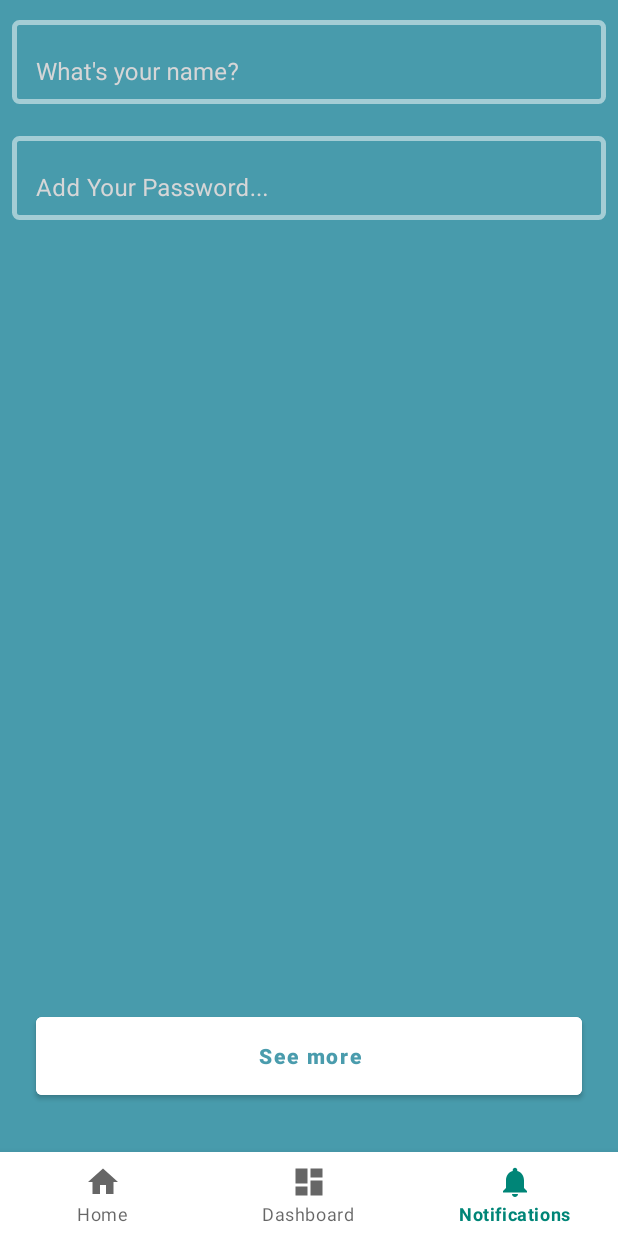
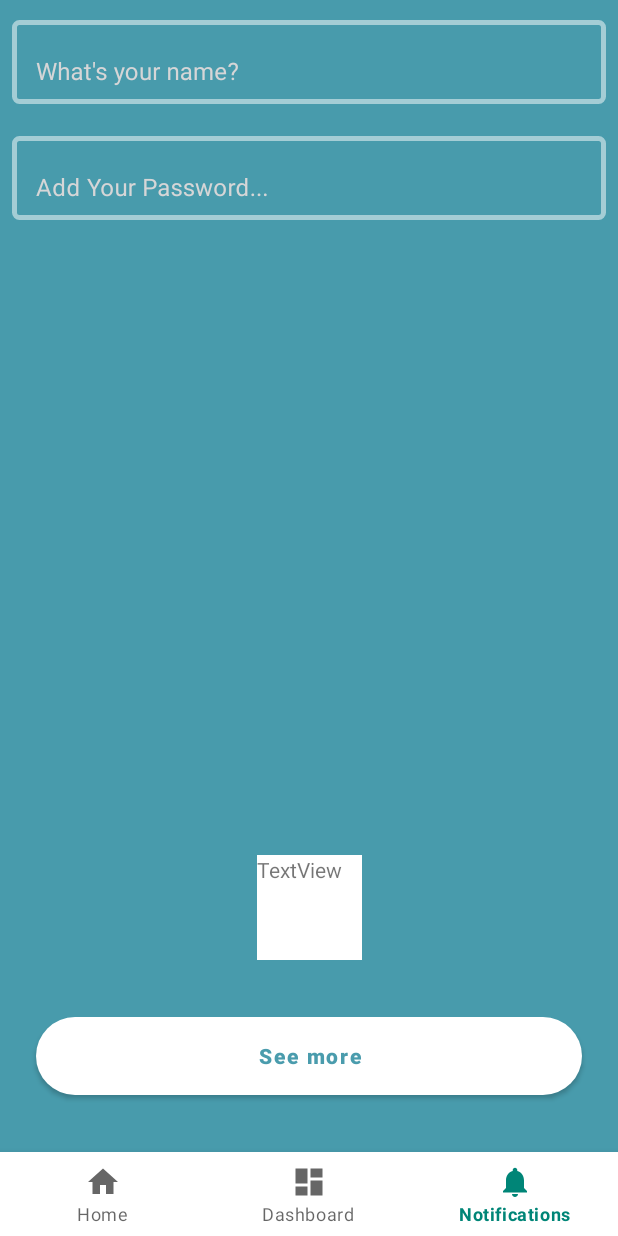
Before and after one commit to AlaaMHossam/AACMVVMTestApp, an Android app: the NotificationsFragment screen opened through its navigation route, on a phone screen of 412 x 824 dp. Run offline under Robolectric (Android 15) with nearby library versions, the phone set to English and light mode, and no system bars; our stand-ins replace Dagger/Hilt's generated code, data binding, navigation-ui; libraries missing offline, so code that uses them is left out: com.jakewharton.retrofit2, com.xwray.groupie; 4 statements that could not run were skipped.

```diff
--- a/app/build.gradle
+++ b/app/build.gradle
@@ -87,4 +87,10 @@ dependencies {
     // Community Dependencies
     implementation 'com.makeramen:roundedimageview:2.3.0'
     implementation 'com.tbuonomo.andrui:viewpagerdotsindicator:3.0.3'
+
+    // Groupie
+    implementation 'com.xwray:groupie:2.3.0'
+    implementation 'com.xwray:groupie-kotlin-android-extensions:2.3.0'
+    implementation 'com.xwray:groupie-databinding:2.3.0'
+
 }
--- a/app/src/main/java/com/lifetimecode/aacmvvmtestapp/data/dagger/modules/NetworkModule.kt
+++ b/app/src/main/java/com/lifetimecode/aacmvvmtestapp/data/dagger/modules/NetworkModule.kt
@@ -34,8 +34,8 @@ class NetworkModule(private val app: App) {
             .readTimeout(10, TimeUnit.SECONDS)
             .writeTimeout(10, TimeUnit.SECONDS)
             .retryOnConnectionFailure(true)
+            .addInterceptor(ConnectivityInterceptor(app))
             .addInterceptor(interceptor)
-            .addInterceptor(ConnectivityInterceptor(app))
             .followSslRedirects(true)
             .build()
 
--- a/app/src/main/java/com/lifetimecode/aacmvvmtestapp/data/dagger/modules/RoomModule.kt
+++ b/app/src/main/java/com/lifetimecode/aacmvvmtestapp/data/dagger/modules/RoomModule.kt
@@ -3,7 +3,7 @@ package com.lifetimecode.aacmvvmtestapp.data.dagger.modules
 import androidx.room.Room
 import com.lifetimecode.aacmvvmtestapp.App
 import com.lifetimecode.aacmvvmtestapp.data.datasources.database.Database
-import com.lifetimecode.aacmvvmtestapp.data.datasources.db.ArrivalDao
+import com.lifetimecode.aacmvvmtestapp.data.datasources.dao.ArrivalDao
 import dagger.Module
 import dagger.Provides
 import javax.inject.Singleton
--- a/app/src/main/java/com/lifetimecode/aacmvvmtestapp/data/datasources/db/ArrivalDao.kt
+++ b/app/src/main/java/com/lifetimecode/aacmvvmtestapp/data/datasources/dao/ArrivalDao.kt
@@ -1,4 +1,4 @@
-package com.lifetimecode.aacmvvmtestapp.data.datasources.db
+package com.lifetimecode.aacmvvmtestapp.data.datasources.dao
 
 import androidx.room.Dao
 import androidx.room.Insert
--- a/app/src/main/java/com/lifetimecode/aacmvvmtestapp/data/datasources/database/Database.kt
+++ b/app/src/main/java/com/lifetimecode/aacmvvmtestapp/data/datasources/database/Database.kt
@@ -2,7 +2,7 @@ package com.lifetimecode.aacmvvmtestapp.data.datasources.database
 
 import androidx.room.Database
 import androidx.room.RoomDatabase
-import com.lifetimecode.aacmvvmtestapp.data.datasources.db.ArrivalDao
+import com.lifetimecode.aacmvvmtestapp.data.datasources.dao.ArrivalDao
 import com.lifetimecode.aacmvvmtestapp.data.models.flightsmodel.Arrival
 
 @Database(entities = [Arrival::class], version = 1, exportSchema = false)
--- a/app/src/main/java/com/lifetimecode/aacmvvmtestapp/data/datasources/network/Webservice.kt
+++ b/app/src/main/java/com/lifetimecode/aacmvvmtestapp/data/datasources/network/Webservice.kt
@@ -3,6 +3,7 @@ package com.lifetimecode.aacmvvmtestapp.data.datasources.network
 import com.lifetimecode.aacmvvmtestapp.data.models.flightsmodel.FlightsData
 import kotlinx.coroutines.Deferred
 import retrofit2.http.GET
+import retrofit2.http.Query
 
 interface Webservice {
 
--- a/app/src/main/java/com/lifetimecode/aacmvvmtestapp/data/repositories/FlightsRepository.kt
+++ b/app/src/main/java/com/lifetimecode/aacmvvmtestapp/data/repositories/FlightsRepository.kt
@@ -1,6 +1,6 @@
 package com.lifetimecode.aacmvvmtestapp.data.repositories
 
-import com.lifetimecode.aacmvvmtestapp.data.datasources.db.ArrivalDao
+import com.lifetimecode.aacmvvmtestapp.data.datasources.dao.ArrivalDao
 import com.lifetimecode.aacmvvmtestapp.data.datasources.network.Webservice
 import com.lifetimecode.aacmvvmtestapp.data.models.flightsmodel.Arrival
 import com.lifetimecode.aacmvvmtestapp.data.models.flightsmodel.FlightsData
--- a/app/src/main/res/layout/fragment_notifications.xml
+++ b/app/src/main/res/layout/fragment_notifications.xml
@@ -91,12 +91,28 @@
                 android:layout_marginEnd="24dp"
                 android:layout_marginBottom="32dp"
                 app:layout_constraintBottom_toBottomOf="parent"
-                android:backgroundTint="@android:color/white"
+                app:backgroundTint="@android:color/white"
                 android:textAllCaps="false"
                 android:textColor="#4A9CAD"
                 android:textStyle="bold"
                 android:elevation="4dp"
-                android:translationZ="4dp"/>
+                android:translationZ="4dp"
+                app:rippleColor="@color/colorAccent"
+                app:cornerRadius="30dp"/>
+
+        <TextView
+                android:text="TextView"
+                android:background="@android:color/white"
+                android:layout_width="70dp"
+                android:layout_height="70dp"
+                app:shapeAppearance="@style/corner"
+                android:id="@+id/textView2"
+                android:layout_marginBottom="32dp"
+                app:layout_constraintBottom_toTopOf="@+id/button"
+                app:layout_constraintEnd_toEndOf="parent"
+                android:layout_marginEnd="8dp"
+                app:layout_constraintStart_toStartOf="parent"
+                android:layout_marginStart="8dp"/>
 
     </androidx.constraintlayout.widget.ConstraintLayout>
 </layout>
--- a/app/src/main/res/values/styles.xml
+++ b/app/src/main/res/values/styles.xml
@@ -12,5 +12,7 @@
         <item name="windowNoTitle">true</item>
         <item name="windowActionBar">false</item>
     </style>
-
+<style name="corner">
+    <item name="cornerSize">20dp</item>
+</style>
 </resources>
```
Also changed, not shown: app/src/main/java/com/lifetimecode/aacmvvmtestapp/data/dagger/modules/RepositoriesModule.kt (+2 -5 lines), app/src/main/java/com/lifetimecode/aacmvvmtestapp/data/datasources/network/NetworkExceptions.kt (+3 -4 lines), app/src/main/java/com/lifetimecode/aacmvvmtestapp/ui/fragments/HomeFragment.kt (+23 -8 lines), app/src/main/java/com/lifetimecode/aacmvvmtestapp/ui/items/FlightsItem.kt (added, +14 -0 lines), app/src/main/res/layout/flights_list_item.xml (+30 -11 lines), app/src/main/res/layout/fragment_dashboard.xml (+14 -0 lines).
